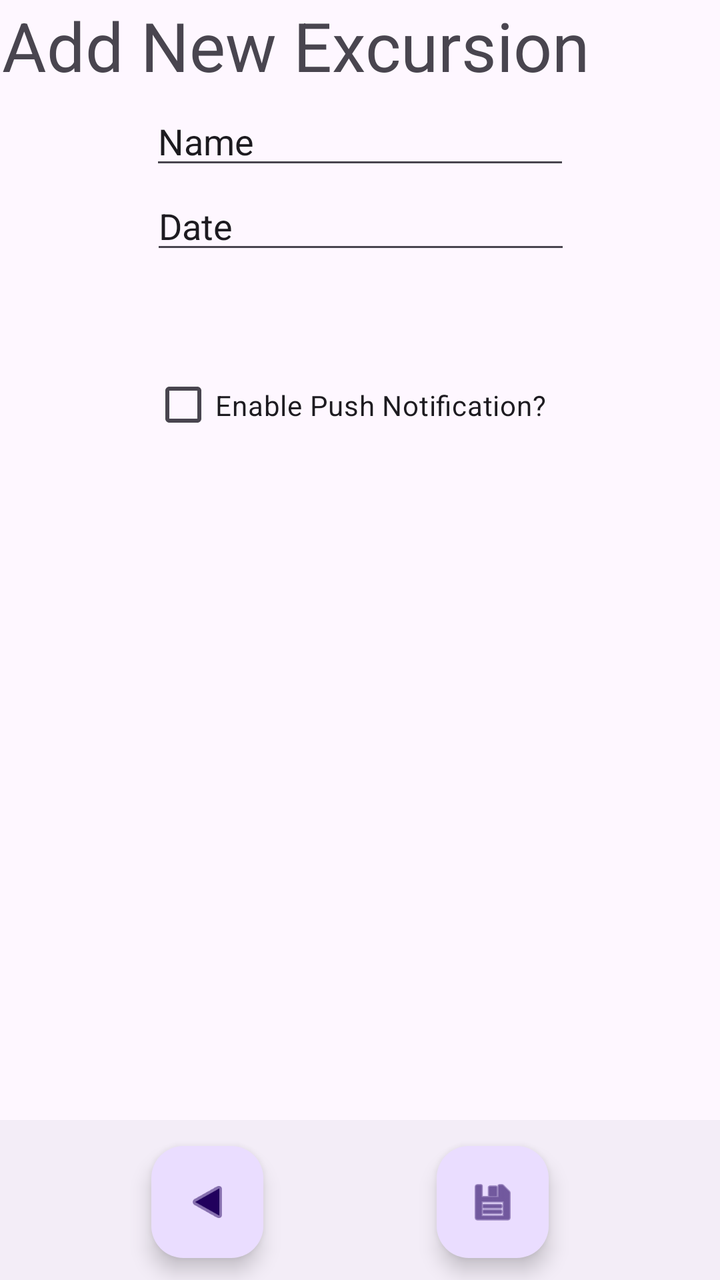
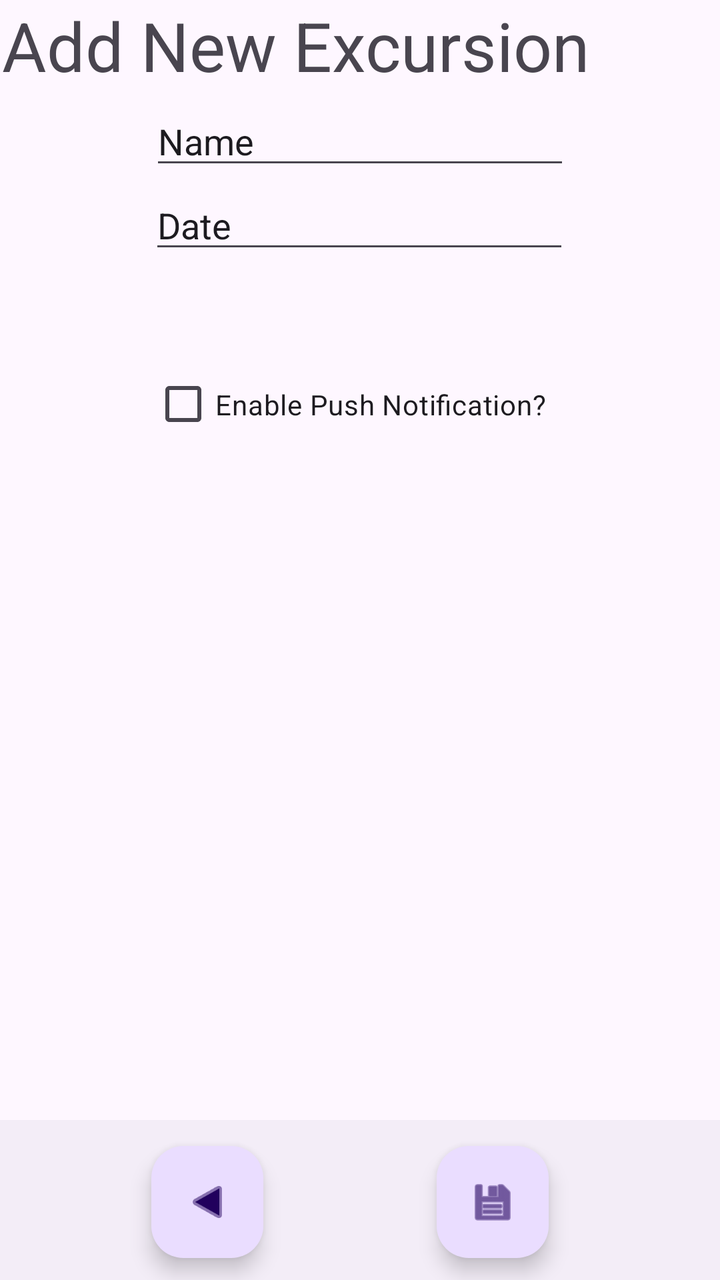

Before-and-after screenshots of an Android layout around one commit, followed by the original layout XML and the change that was made.
<!-- AndroidManifest.xml: application theme Theme.VacationPlannerTool -->
<!-- res/layout/activity_add_excursion.xml -->
<?xml version="1.0" encoding="utf-8"?>
<androidx.constraintlayout.widget.ConstraintLayout xmlns:android="http://schemas.android.com/apk/res/android"
    xmlns:app="http://schemas.android.com/apk/res-auto"
    xmlns:tools="http://schemas.android.com/tools"
    android:id="@+id/main"
    android:layout_width="match_parent"
    android:layout_height="match_parent"
    tools:context=".AddExcursionActivity">

    <com.google.android.material.bottomappbar.BottomAppBar
        android:id="@+id/bottomAppBar5"
        android:layout_width="409dp"
        android:layout_height="wrap_content"
        android:layout_gravity="bottom"
        app:layout_constraintBottom_toBottomOf="parent"
        app:layout_constraintEnd_toEndOf="parent"
        app:layout_constraintStart_toStartOf="parent" />


    <com.google.android.material.floatingactionbutton.FloatingActionButton
        android:id="@+id/addExcBackBtn"
        android:layout_width="wrap_content"
        android:layout_height="wrap_content"
        android:layout_marginStart="100dp"
        android:clickable="true"
        android:rotationY="180"
        app:layout_constraintBottom_toBottomOf="@+id/bottomAppBar5"
        app:layout_constraintEnd_toStartOf="@+id/excSaveBtn"
        app:layout_constraintStart_toStartOf="@+id/bottomAppBar5"
        app:layout_constraintTop_toTopOf="@+id/bottomAppBar5"
        app:layout_constraintVertical_bias="0.541"
        app:srcCompat="@android:drawable/ic_media_play" />

    <TextView
        android:id="@+id/addExcTitleText"
        android:layout_width="358dp"
        android:layout_height="69dp"
        android:text="Add New Excursion"
        android:textAlignment="center"
        android:textSize="34sp"
        app:layout_constraintEnd_toEndOf="parent"
        app:layout_constraintStart_toStartOf="parent"
        app:layout_constraintTop_toTopOf="parent" />

    <com.google.android.material.floatingactionbutton.FloatingActionButton
        android:id="@+id/addExcSaveBtn"
        android:layout_width="wrap_content"
        android:layout_height="wrap_content"
        android:clickable="true"
        app:layout_constraintBottom_toBottomOf="@+id/bottomAppBar5"
        app:layout_constraintEnd_toEndOf="parent"
        app:layout_constraintHorizontal_bias="0.718"
        app:layout_constraintStart_toStartOf="parent"
        app:layout_constraintTop_toTopOf="@+id/bottomAppBar5"
        app:layout_constraintVertical_bias="0.541"
        app:srcCompat="@android:drawable/ic_menu_save" />

    <EditText
        android:id="@+id/addExcNameField"
        android:layout_width="wrap_content"
        android:layout_height="wrap_content"
        android:layout_marginBottom="491dp"
        android:ems="10"
        android:inputType="text"
        android:text="Name"
        app:layout_constraintBottom_toTopOf="@+id/bottomAppBar5"
        app:layout_constraintEnd_toEndOf="parent"
        app:layout_constraintStart_toStartOf="parent"
        app:layout_constraintTop_toBottomOf="@+id/addExcTitleText" />

    <EditText
        android:id="@+id/addExcDateField"
        android:layout_width="wrap_content"
        android:layout_height="wrap_content"
        android:layout_marginBottom="428dp"
        android:ems="10"
        android:inputType="text"
        android:text="Date"
        app:layout_constraintBottom_toTopOf="@+id/bottomAppBar5"
        app:layout_constraintEnd_toEndOf="parent"
        app:layout_constraintHorizontal_bias="0.502"
        app:layout_constraintStart_toStartOf="parent"
        app:layout_constraintTop_toBottomOf="@+id/updExcNameField"
        app:layout_constraintVertical_bias="0.902" />

    <CheckBox
        android:id="@+id/addExcCheckBox"
        android:layout_width="208dp"
        android:layout_height="53dp"
        android:layout_marginTop="44dp"
        android:text="Enable Push Notification?"
        app:layout_constraintBottom_toTopOf="@+id/bottomAppBar5"
        app:layout_constraintEnd_toEndOf="parent"
        app:layout_constraintHorizontal_bias="0.497"
        app:layout_constraintStart_toStartOf="parent"
        app:layout_constraintTop_toBottomOf="@+id/addExcDateField"
        app:layout_constraintVertical_bias="0.0" />

</androidx.constraintlayout.widget.ConstraintLayout>
<!-- resources referenced by this layout -->
<resources>
  <style name="Theme.VacationPlannerTool" parent="Base.Theme.VacationPlannerTool" />
  <style name="Base.Theme.VacationPlannerTool" parent="Theme.Material3.DayNight.NoActionBar">
          
          
      </style>
</resources>

<!-- the commit's change to res/layout/activity_add_excursion.xml (unified diff, before → after) -->
@@ -25,7 +25,8 @@
         android:clickable="true"
         android:rotationY="180"
         app:layout_constraintBottom_toBottomOf="@+id/bottomAppBar5"
-        app:layout_constraintEnd_toStartOf="@+id/excSaveBtn"
+        app:layout_constraintEnd_toEndOf="parent"
+        app:layout_constraintHorizontal_bias="0.0"
         app:layout_constraintStart_toStartOf="@+id/bottomAppBar5"
         app:layout_constraintTop_toTopOf="@+id/bottomAppBar5"
         app:layout_constraintVertical_bias="0.541"
@@ -78,10 +79,10 @@
         android:text="Date"
         app:layout_constraintBottom_toTopOf="@+id/bottomAppBar5"
         app:layout_constraintEnd_toEndOf="parent"
-        app:layout_constraintHorizontal_bias="0.502"
+        app:layout_constraintHorizontal_bias="0.497"
         app:layout_constraintStart_toStartOf="parent"
-        app:layout_constraintTop_toBottomOf="@+id/updExcNameField"
-        app:layout_constraintVertical_bias="0.902" />
+        app:layout_constraintTop_toBottomOf="@+id/addExcNameField"
+        app:layout_constraintVertical_bias="0.731" />
 
     <CheckBox
         android:id="@+id/addExcCheckBox"
